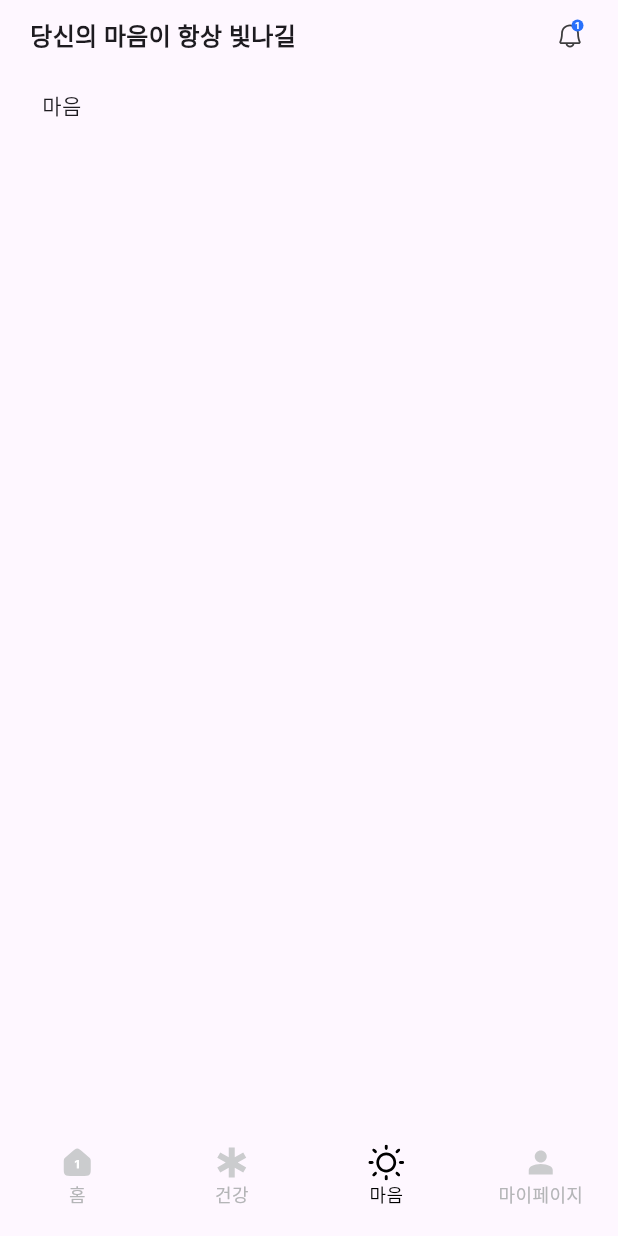
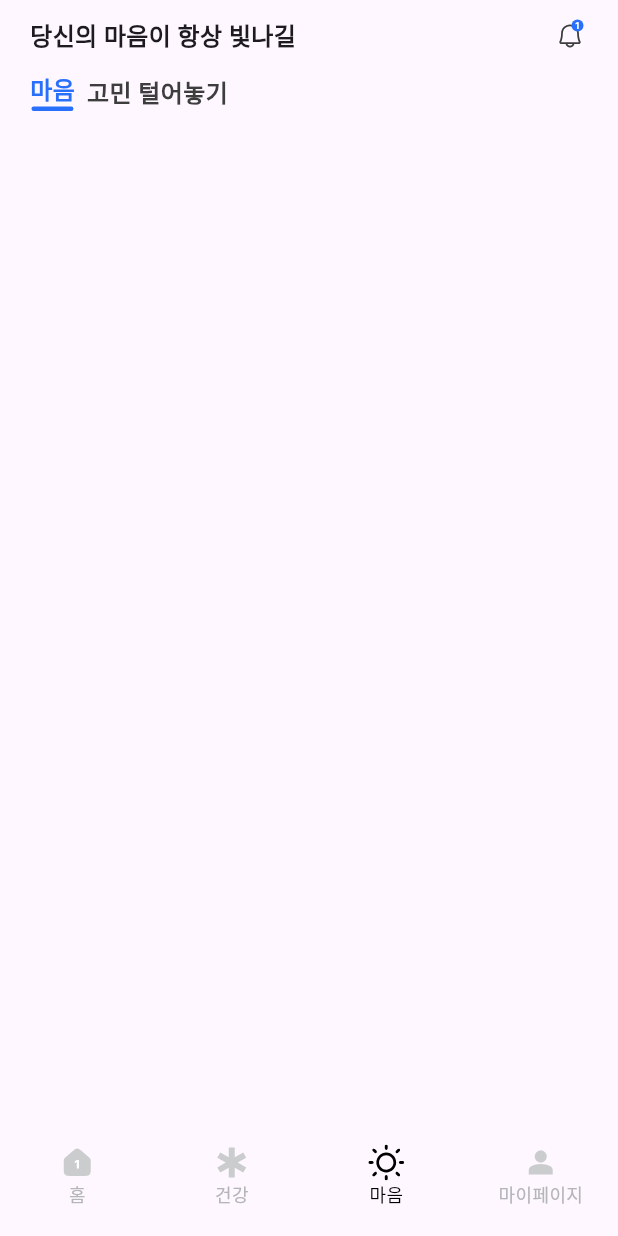
Before and after one commit to iloveuhyeon/flutter-practice, a Flutter app: the screen it shows after launch, item 2 of the bottom bar chosen, after a tap on "마음", on a phone screen of 412 x 824 dp. Run offline on Flutter 3.47's test engine with Material 3 defaults, Android fonts, the phone set to English and light mode, and no system bars; our stand-ins replace flutter_svg, go_router; Roboto replaces fonts that are missing (EliceDXNeolliOTFbold); project files that could hold a hidden picture were left out.

Commit message:
➕ :: (#7) heart_page 버튼 만듦

```diff
--- a/lib/utils/index.dart
+++ b/lib/utils/index.dart
@@ -1,2 +1,3 @@
 int couponIndex = 10;
 int alert = 1;
+int heartButtonIndex = 0;
--- a/lib/views/heart/heart_page.dart
+++ b/lib/views/heart/heart_page.dart
@@ -1,9 +1,15 @@
 import 'package:flutter/material.dart';
+import 'package:practice/utils/index.dart';
 import 'package:practice/widgets/topbar/topbar.dart';
 
-class HeartPage extends StatelessWidget {
+class HeartPage extends StatefulWidget {
   const HeartPage({super.key});
 
+  @override
+  State<HeartPage> createState() => _HeartPageState();
+}
+
+class _HeartPageState extends State<HeartPage> {
   @override
   Widget build(BuildContext context) {
     return Scaffold(
@@ -15,17 +21,36 @@ class HeartPage extends StatelessWidget {
           child: Column(
             children: [
               TopBar(text: "당신의 마음이 항상 빛나길"),
-              Container(
-                height: 50,
-                padding: const EdgeInsets.symmetric(vertical: 8),
-                child: Row(
+              Row(
+                crossAxisAlignment: CrossAxisAlignment.end,
                 children: [
                   HeartButton(
-                      text: "마음",
+                    text: '마음',
+                    width: 28,
+                    index: 0,
+                    isSelected: heartButtonIndex == 0,
+                    onPressed: () {
+                      setState(() {
+                        heartButtonIndex = 0;
+                      });
+                    },
                   ),
+                  const SizedBox(
+                    width: 8,
+                  ),
+                  HeartButton(
+                    text: '고민 털어놓기',
+                    width: 87,
+                    index: 1,
+                    isSelected: heartButtonIndex == 1,
+                    onPressed: () {
+                      setState(() {
+                        heartButtonIndex = 1;
+                      });
+                    },
+                  )
                 ],
               ),
-              )
             ],
           ),
         ),
@@ -35,25 +60,48 @@ class HeartPage extends StatelessWidget {
 }
 
 class HeartButton extends StatelessWidget {
-  HeartButton({super.key, required this.text});
+  const HeartButton({
+    super.key,
+    required this.text,
+    required this.width,
+    required this.index,
+    required this.isSelected,
+    required this.onPressed,
+  });
+
   final String text;
-  bool isSelect = false;
+  final double width;
+  final int index;
+  final bool isSelected;
+  final VoidCallback onPressed;
+
   @override
   Widget build(BuildContext context) {
-    return Container(
-      padding: const EdgeInsets.symmetric(horizontal: 8, vertical: 4),
-      height: 34,
-      child: Column(
+    return Column(
       children: [
-          Text(text),
+        GestureDetector(
+          onTap: onPressed,
+          child: Text(
+            text,
+            style: TextStyle(
+              fontSize: 16,
+              fontWeight: FontWeight.w600,
+              color: isSelected
+                  ? const Color.fromRGBO(40, 112, 251, 1)
+                  : const Color.fromRGBO(61, 61, 62, 1),
+            ),
+          ),
+        ),
+        if (isSelected)
           Container(
             height: 3,
+            width: width,
             decoration: BoxDecoration(
               borderRadius: BorderRadius.circular(999),
+              color: const Color.fromRGBO(40, 112, 251, 1),
             ),
           ),
       ],
-      ),
     );
   }
 }
```
Lines whose indentation alone changed are shown as unchanged.
